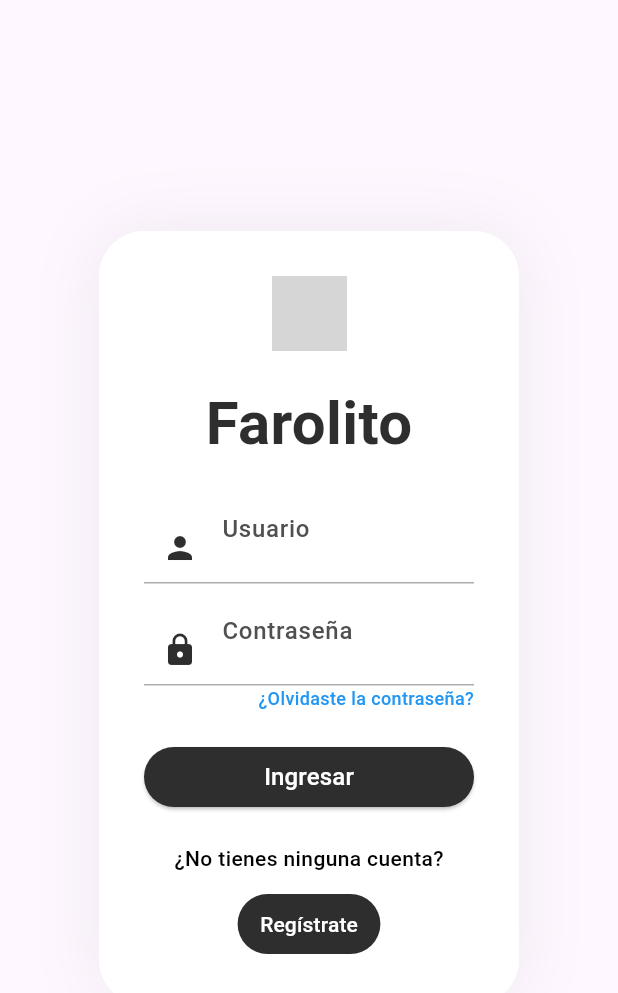
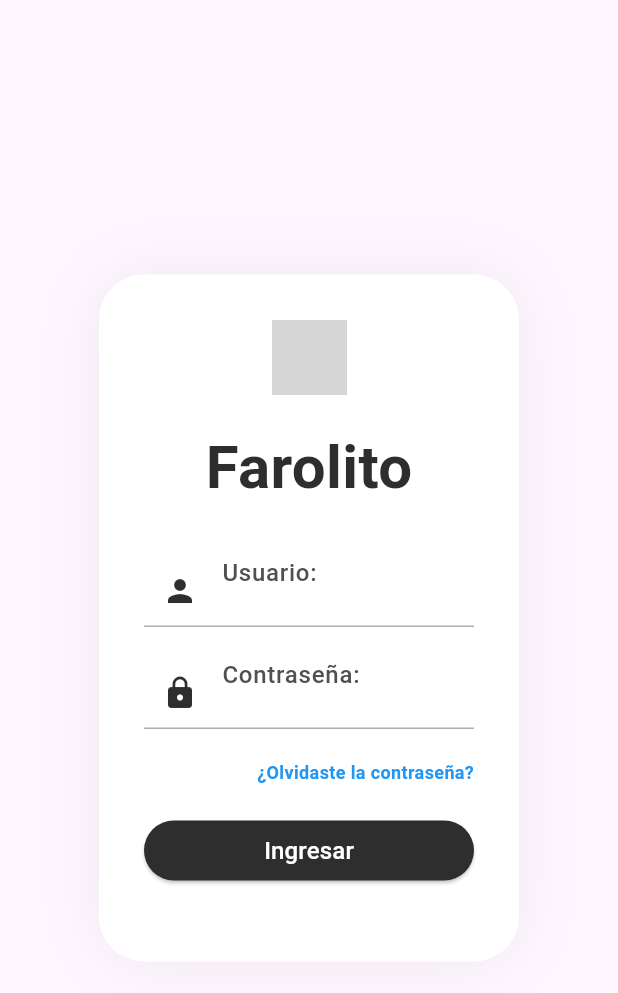
Before and after one commit to Guexa/farolitomovil, a Flutter app: the screen it shows after launch, on a phone screen of 412 x 824 dp. Shown: the top 993 px of the screen. Run offline on Flutter 3.47's test engine with Material 3 defaults, Android fonts, the phone set to English and light mode, and no system bars; grey boxes are pictures that could not be loaded.

Commit message:
Sin proceso de registro

```diff
--- a/lib/main.dart
+++ b/lib/main.dart
@@ -76,17 +76,18 @@
               const SizedBox(height: 30),
               _buildInputField(
                 controller: _usernameController,
-                hint: 'Usuario',
+                hint: 'Usuario:',
                 icon: Icons.person,
                 isPassword: false,
               ),
               const SizedBox(height: 20),
               _buildInputField(
                 controller: _passwordController,
-                hint: 'Contraseña',
+                hint: 'Contraseña:',
                 icon: Icons.lock,
                 isPassword: true,
               ),
+              const SizedBox(height: 20),
               const Align(
                 alignment: Alignment.centerRight,
                 child: Text(
@@ -94,7 +95,7 @@
                   style: TextStyle(
                     color: Colors.blue,
                     fontSize: 12,
-                    fontWeight: FontWeight.w500,
+                    fontWeight: FontWeight.w600,
                   ),
                 ),
               ),
@@ -124,43 +125,6 @@
                 ),
               ),
               const SizedBox(height: 20),
-              Column(
-                mainAxisSize: MainAxisSize.min,
-                children: [
-                  const Text(
-                    "¿No tienes ninguna cuenta?",
-                    style: TextStyle(
-                      fontSize: 14,
-                      fontWeight: FontWeight.w500,
-                      color: Colors.black,
-                    ),
-                  ),
-                  const SizedBox(height: 10),
-                  TextButton(
-                    onPressed: () {
-                      // Implement your sign-up logic here
-                    },
-                    style: TextButton.styleFrom(
-                      backgroundColor: const Color(0xFF2e2e2e),
-                      shape: RoundedRectangleBorder(
-                        borderRadius: BorderRadius.circular(20),
-                      ),
-                      padding: const EdgeInsets.symmetric(
-                        horizontal: 15,
-                        vertical: 8,
-                      ),
-                    ),
-                    child: const Text(
-                      'Regístrate',
-                      style: TextStyle(
-                        color: Colors.white,
-                        fontSize: 14,
-                        fontWeight: FontWeight.w500,
-                      ),
-                    ),
-                  ),
-                ],
-              ),
             ],
           ),
         ),
```
